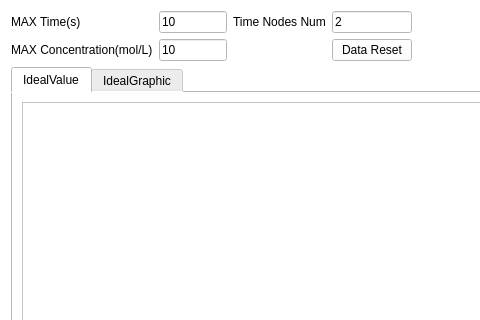
Above: src/designer/views/behaviorview/BehaviorView.ui from igemsoftware/USTC-Software_2011 before the change; both pictures show x 0 to 480 and y 0 to 320 of the 657 by 426 pixel window. Below: the same form after it.
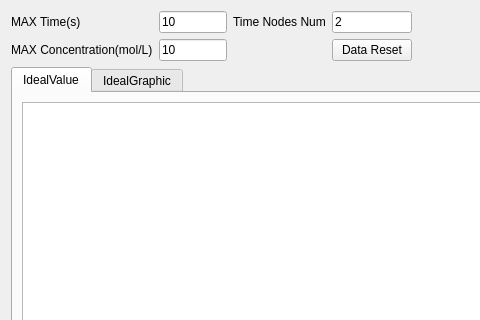
That is the form after the change. Custom widgets are drawn as their Qt base class.

Patch:
```diff
--- a/src/designer/views/behaviorview/BehaviorView.ui
+++ b/src/designer/views/behaviorview/BehaviorView.ui
@@ -14,7 +14,7 @@
    <string>Form</string>
   </property>
   <property name="styleSheet">
-   <string notr="true">background-color: rgb(255, 255, 255);</string>
+   <string notr="true"/>
   </property>
   <layout class="QGridLayout" name="gridLayout_3">
    <item row="0" column="0">
@@ -61,7 +61,7 @@
      </property>
     </widget>
    </item>
-   <item row="3" column="0" colspan="5">
+   <item row="2" column="0" colspan="5">
     <widget class="QTabWidget" name="tabWidget">
      <property name="currentIndex">
       <number>0</number>
```
